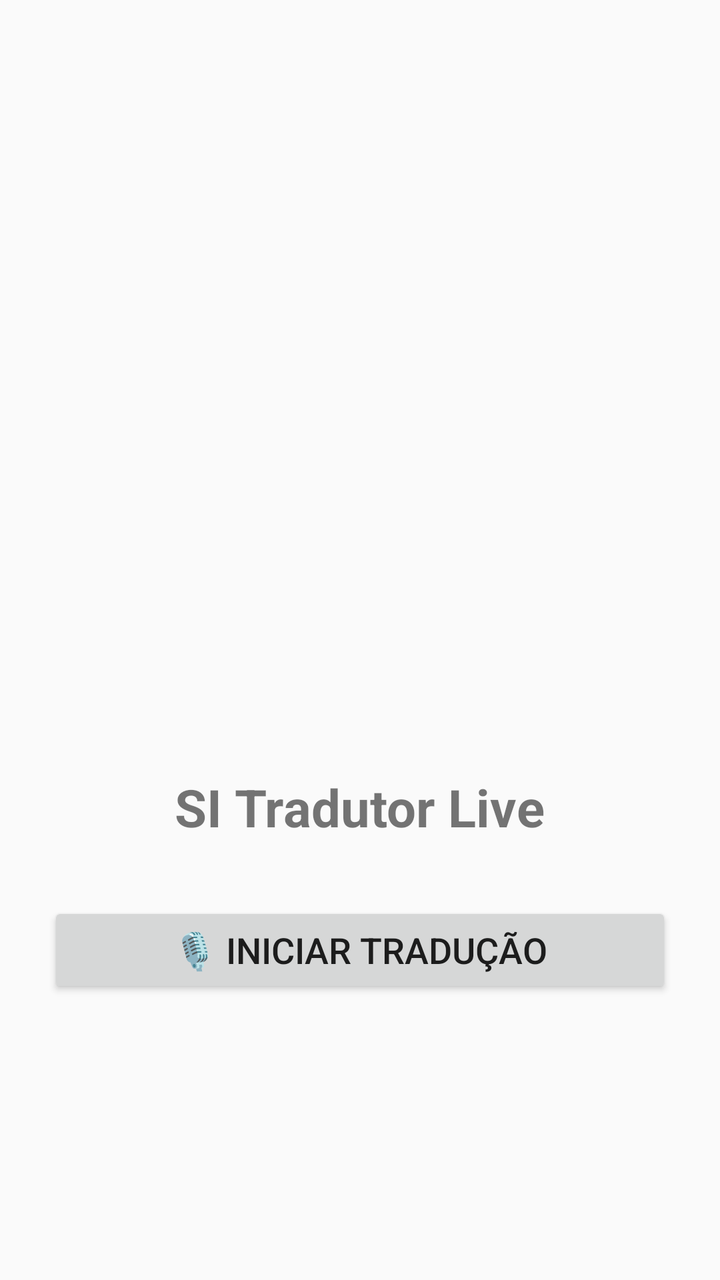
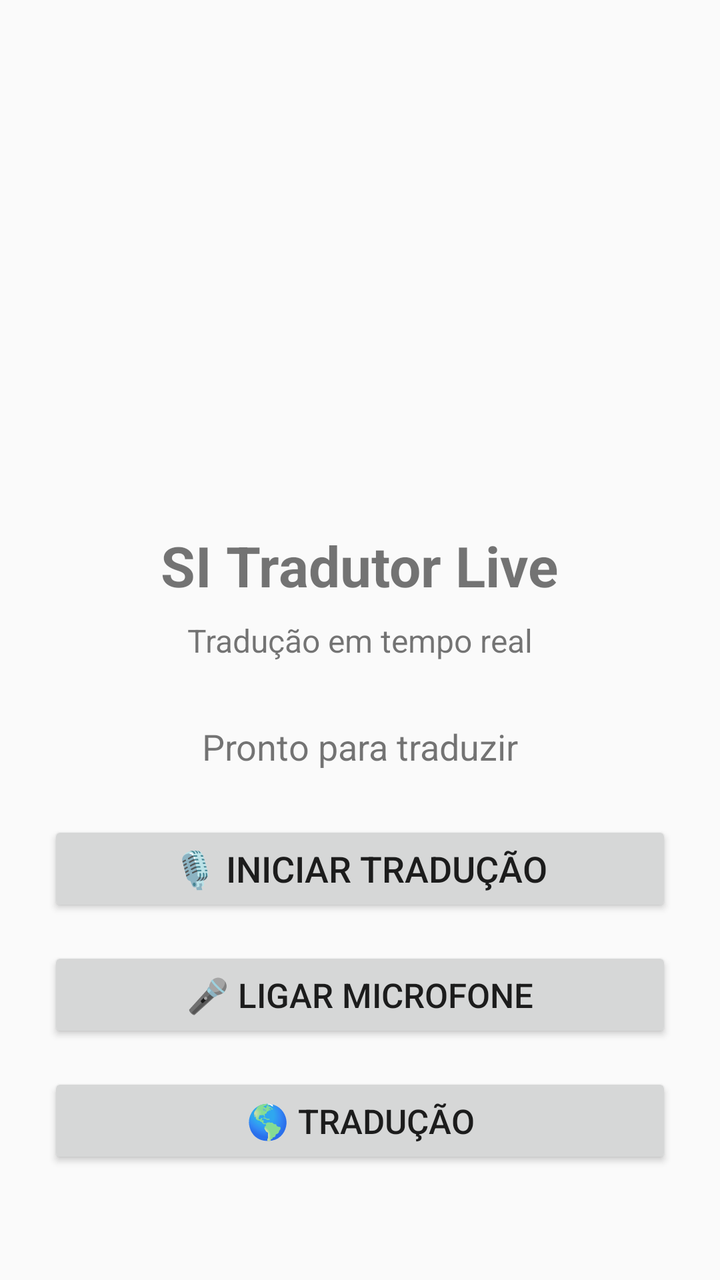

Compare the two renders of this Android layout. The source of the first and the diff that turns it into the second are given below.
<!-- AndroidManifest.xml: application theme Theme.AppCompat.Light.NoActionBar -->
<!-- res/layout/activity_main.xml -->
<?xml version="1.0" encoding="utf-8"?>
<LinearLayout
    xmlns:android="http://schemas.android.com/apk/res/android"
    android:layout_width="match_parent"
    android:layout_height="match_parent"
    android:orientation="vertical"
    android:gravity="center"
    android:padding="24dp">

    <ImageView
        android:id="@+id/logo"
        android:layout_width="220dp"
        android:layout_height="220dp"
        android:src="@drawable/si_logo"
        android:contentDescription="SI Tradutor Live"
        android:scaleType="fitCenter"
        android:layout_marginBottom="25dp" />

    <TextView
        android:id="@+id/status"
        android:layout_width="wrap_content"
        android:layout_height="wrap_content"
        android:text="SI Tradutor Live"
        android:textSize="26sp"
        android:textStyle="bold"
        android:layout_marginBottom="30dp" />

    <Button
        android:id="@+id/startButton"
        android:layout_width="match_parent"
        android:layout_height="wrap_content"
        android:text="🎙️ Iniciar tradução"
        android:textSize="18sp" />

</LinearLayout>
<!-- resources referenced by this layout -->
<resources>
  <!-- drawable si_logo: png bitmap (drawable, 271 bytes) -->
</resources>

<!-- the commit's change to res/layout/activity_main.xml (unified diff, before → after) -->
@@ -1,35 +1,77 @@
 <?xml version="1.0" encoding="utf-8"?>
-<LinearLayout
+<ScrollView
     xmlns:android="http://schemas.android.com/apk/res/android"
     android:layout_width="match_parent"
-    android:layout_height="match_parent"
-    android:orientation="vertical"
-    android:gravity="center"
-    android:padding="24dp">
+    android:layout_height="match_parent">
 
-    <ImageView
-        android:id="@+id/logo"
-        android:layout_width="220dp"
-        android:layout_height="220dp"
-        android:src="@drawable/si_logo"
-        android:contentDescription="SI Tradutor Live"
-        android:scaleType="fitCenter"
-        android:layout_marginBottom="25dp" />
-
-    <TextView
-        android:id="@+id/status"
-        android:layout_width="wrap_content"
-        android:layout_height="wrap_content"
-        android:text="SI Tradutor Live"
-        android:textSize="26sp"
-        android:textStyle="bold"
-        android:layout_marginBottom="30dp" />
-
-    <Button
-        android:id="@+id/startButton"
+    <LinearLayout
         android:layout_width="match_parent"
         android:layout_height="wrap_content"
-        android:text="🎙️ Iniciar tradução"
-        android:textSize="18sp" />
+        android:orientation="vertical"
+        android:gravity="center"
+        android:padding="24dp">
 
-</LinearLayout>
+        
+        <ImageView
+            android:id="@+id/logo"
+            android:layout_width="220dp"
+            android:layout_height="220dp"
+            android:src="@drawable/si_logo"
+            android:contentDescription="SI Tradutor Live"
+            android:scaleType="fitCenter"
+            android:layout_marginBottom="20dp" />
+
+        
+        <TextView
+            android:layout_width="wrap_content"
+            android:layout_height="wrap_content"
+            android:text="SI Tradutor Live"
+            android:textSize="28sp"
+            android:textStyle="bold"
+            android:layout_marginBottom="8dp" />
+
+        <TextView
+            android:layout_width="wrap_content"
+            android:layout_height="wrap_content"
+            android:text="Tradução em tempo real"
+            android:textSize="16sp"
+            android:layout_marginBottom="30dp" />
+
+        
+        <TextView
+            android:id="@+id/status"
+            android:layout_width="wrap_content"
+            android:layout_height="wrap_content"
+            android:text="Pronto para traduzir"
+            android:textSize="18sp"
+            android:layout_marginBottom="25dp" />
+
+        
+        <Button
+            android:id="@+id/startButton"
+            android:layout_width="match_parent"
+            android:layout_height="wrap_content"
+            android:text="🎙️ Iniciar tradução"
+            android:textSize="18sp"
+            android:layout_marginBottom="15dp" />
+
+        
+        <Button
+            android:id="@+id/microphoneButton"
+            android:layout_width="match_parent"
+            android:layout_height="wrap_content"
+            android:text="🎤 Ligar microfone"
+            android:textSize="17sp"
+            android:layout_marginBottom="15dp" />
+
+        
+        <Button
+            android:id="@+id/translationButton"
+            android:layout_width="match_parent"
+            android:layout_height="wrap_content"
+            android:text="🌎 Tradução"
+            android:textSize="17sp" />
+
+    </LinearLayout>
+
+</ScrollView>
